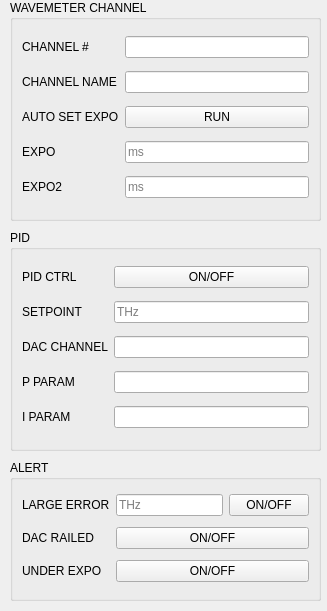
First picture: the form in wavemeter_dashboard/view/ui/ui_channel_setup.ui, repository JQIamo/Wavemeter-Dashboard, before the edit.
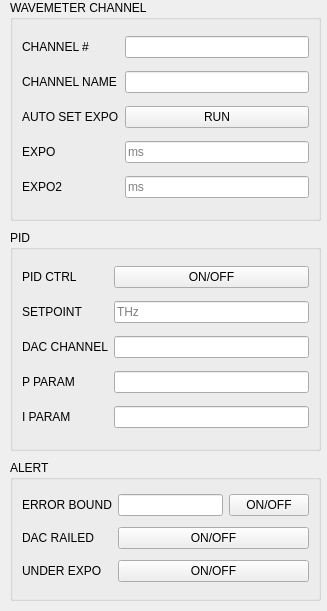
Second picture: the form after the edit. Custom widgets are drawn as their Qt base class.

```diff
--- a/wavemeter_dashboard/view/ui/ui_channel_setup.ui
+++ b/wavemeter_dashboard/view/ui/ui_channel_setup.ui
@@ -191,7 +191,7 @@
     <item row="0" column="0">
      <widget class="QLabel" name="label_11">
       <property name="text">
-       <string>LARGE ERROR</string>
+       <string>ERROR BOUND</string>
       </property>
      </widget>
     </item>
@@ -201,7 +201,7 @@
        <string/>
       </property>
       <property name="placeholderText">
-       <string>THz</string>
+       <string/>
       </property>
      </widget>
     </item>
```
Left out of the diff: 2 changed lines with no effect on the pictures.
